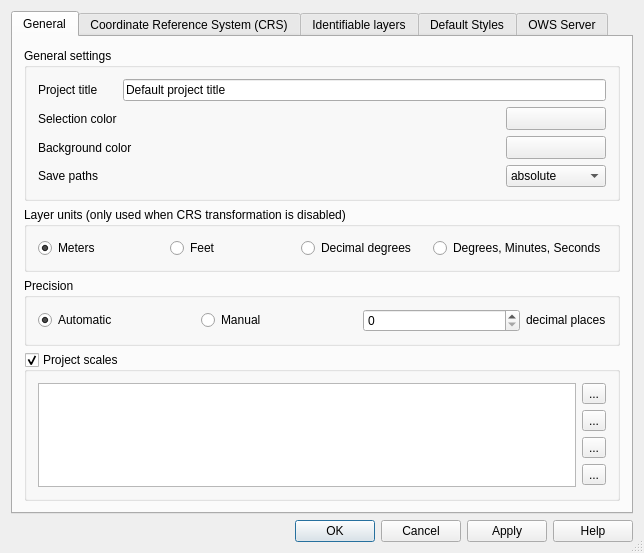
Before: the Qt Designer form src/ui/qgsprojectpropertiesbase.ui in kadas-albireo/kadas-albireo, drawn with Qt 5.
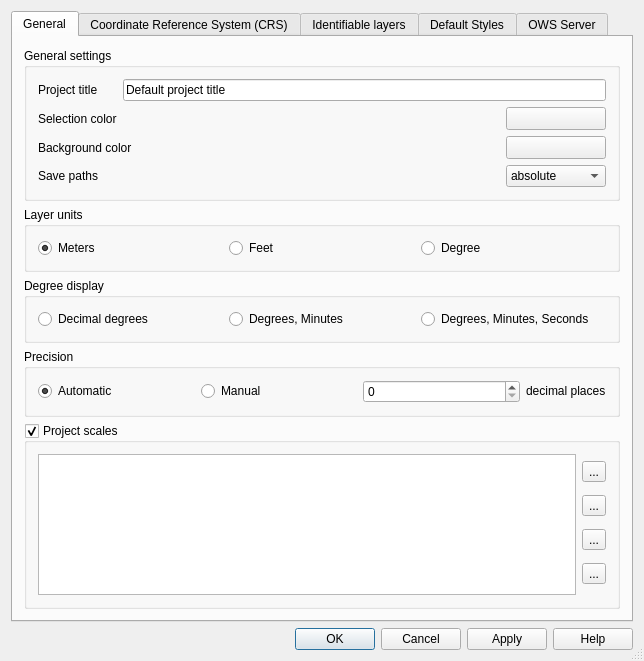
After: the same form once the commit is applied. Icons and pictures are not drawn. Custom widgets are drawn as their Qt base class.

Commit message: [FEATURE][API] allow display in degrees, decimal minutes - store degree format setting in project file - [API] drop degree formats in unit type

Diff of the .ui file:
```diff
--- a/src/ui/qgsprojectpropertiesbase.ui
+++ b/src/ui/qgsprojectpropertiesbase.ui
@@ -7,7 +7,7 @@
     <x>0</x>
     <y>0</y>
     <width>644</width>
-    <height>530</height>
+    <height>661</height>
    </rect>
   </property>
   <property name="windowTitle">
@@ -194,7 +194,7 @@
        <item row="1" column="0">
         <widget class="QGroupBox" name="btnGrpMapUnits">
          <property name="title">
-          <string>Layer units (only used when CRS transformation is disabled)</string>
+          <string>Layer units</string>
          </property>
          <layout class="QGridLayout" name="gridLayout_27">
           <item row="0" column="0">
@@ -215,12 +215,35 @@
            </widget>
           </item>
           <item row="0" column="2">
-           <widget class="QRadioButton" name="radDecimalDegrees">
+           <widget class="QRadioButton" name="radDegrees">
+            <property name="text">
+             <string>Degree</string>
+            </property>
+           </widget>
+          </item>
+         </layout>
+        </widget>
+       </item>
+       <item row="2" column="0">
+        <widget class="QGroupBox" name="btnGrpDegreeDisplay">
+         <property name="title">
+          <string>Degree display</string>
+         </property>
+         <layout class="QGridLayout" name="gridLayout_30">
+          <item row="0" column="1">
+           <widget class="QRadioButton" name="radD">
             <property name="text">
              <string>Decimal degrees</string>
             </property>
            </widget>
           </item>
+          <item row="0" column="2">
+           <widget class="QRadioButton" name="radDM">
+            <property name="text">
+             <string>Degrees, Minutes</string>
+            </property>
+           </widget>
+          </item>
           <item row="0" column="3">
            <widget class="QRadioButton" name="radDMS">
             <property name="text">
@@ -231,7 +254,7 @@
          </layout>
         </widget>
        </item>
-       <item row="2" column="0">
+       <item row="3" column="0">
         <widget class="QGroupBox" name="btnGrpPrecision">
          <property name="title">
           <string>Precision</string>
@@ -295,7 +318,7 @@
          </layout>
         </widget>
        </item>
-       <item row="3" column="0">
+       <item row="4" column="0">
         <widget class="QGroupBox" name="grpProjectScales">
          <property name="title">
           <string>Project scales</string>
```
Left out of the diff: 55 changed lines with no effect on the pictures. The commit also changes 9 other files.
